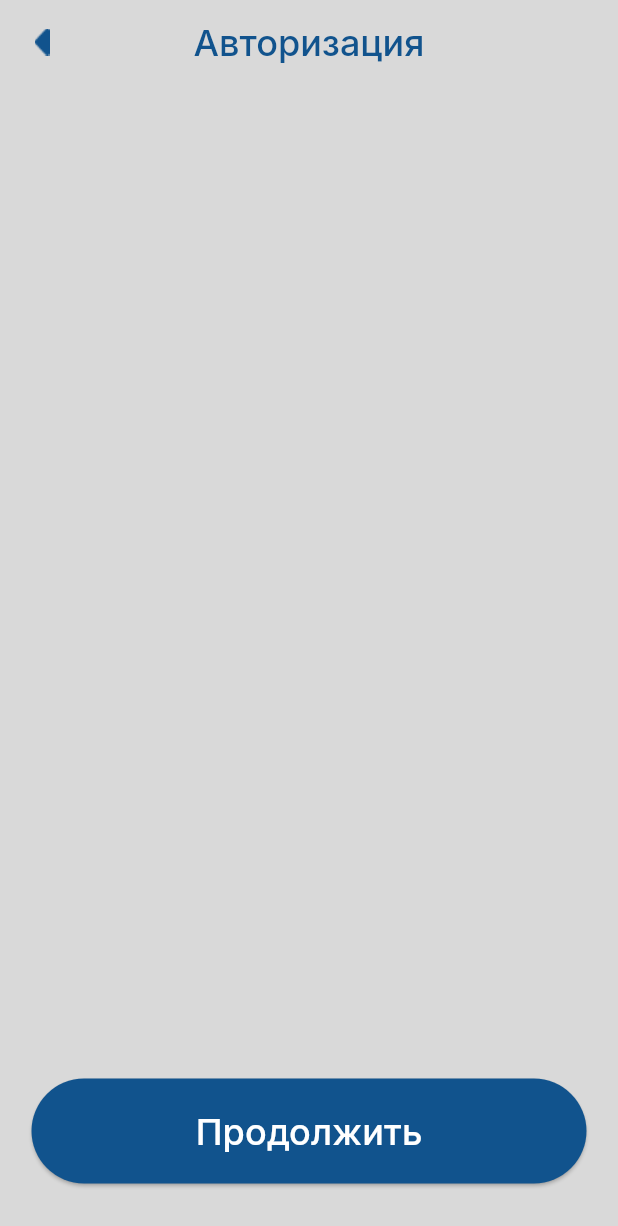
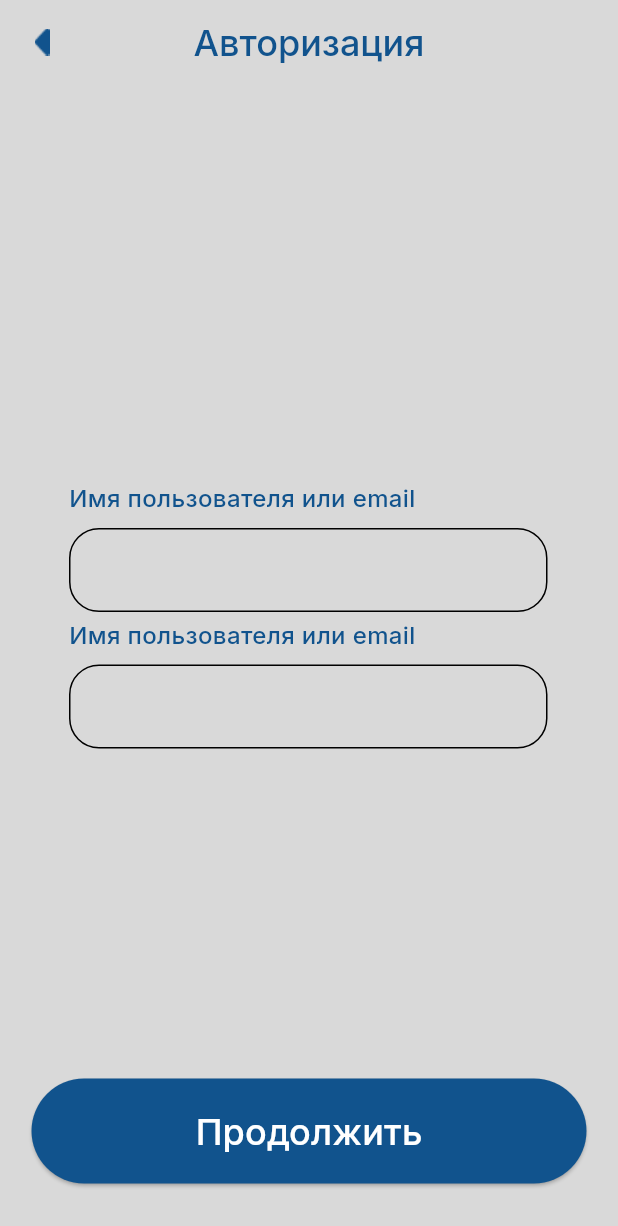
Before and after one commit to suzzzel/FitFlow, a Flutter app: the screen it shows after launch, after a tap on "Войти", on a phone screen of 412 x 824 dp. Shown: the top 1226 px of the screen. Run offline on Flutter 3.47's test engine with Material 3 defaults, Android fonts, the phone set to English and light mode, and no system bars; our stand-ins replace equatable, flutter_riverpod, go_router, google_fonts, riverpod_annotation, shared_preferences and 1 more; accounts and stored records are empty; generated files the repository leaves out were written again.

Commit message:
Working on auth 0.0.1

```diff
--- a/lib/features/auth/auth_state_new/data/repo/auth_state/authstate.dart
+++ /dev/null
@@ -1,12 +0,0 @@
-import 'package:fitflow/features/general_providers/supabase_provider.dart';
-import 'package:flutter_riverpod/flutter_riverpod.dart';
-import 'package:riverpod_annotation/riverpod_annotation.dart';
-import 'package:supabase_flutter/supabase_flutter.dart';
-
-part 'authstate.g.dart';
-
-@riverpod
-Stream<AuthState> authState(Ref ref) {
-  final supabaseClient = ref.watch(supabaseProvider);
-  return supabaseClient.auth.onAuthStateChange;
-}
--- /dev/null
+++ b/lib/features/auth/auth_state_new/domain/models/app_user_state.dart
@@ -0,0 +1,26 @@
+// ignore_for_file: public_member_api_docs, sort_constructors_first
+import 'package:equatable/equatable.dart';
+
+import 'package:fitflow/features/auth/auth_state_new/domain/models/app_user.dart';
+
+enum AppUserStateStatus { auth, unauth, unknown }
+
+class AppUserState extends Equatable {
+  final AppUserStateStatus status;
+  final AppUser? user;
+
+  const AppUserState._({
+    this.status = AppUserStateStatus.unknown,
+    this.user,
+  });
+
+  const AppUserState.unknown() : this._();
+
+  const AppUserState.auth(AppUser user)
+      : this._(status: AppUserStateStatus.auth, user: user);
+
+  const AppUserState.unauth() : this._(status: AppUserStateStatus.unauth);
+
+  @override
+  List<Object?> get props => [status, user];
+}
--- a/lib/features/auth/auth_state_new/data/repo/user_state/userstate.dart
+++ b/lib/features/auth/auth_state_new/new_logic/data/authstate_repo.dart
@@ -2,29 +2,31 @@ import 'dart:async';
 import 'dart:developer';
 
 import 'package:fitflow/features/auth/auth_state_new/domain/models/app_user.dart';
+import 'package:fitflow/features/auth/auth_state_new/domain/models/app_user_state.dart';
 import 'package:fitflow/features/general_providers/supabase_provider.dart';
 import 'package:flutter_riverpod/flutter_riverpod.dart';
 import 'package:riverpod_annotation/riverpod_annotation.dart';
 import 'package:supabase_flutter/supabase_flutter.dart';
 
-part 'userstate.g.dart';
+part 'authstate_repo.g.dart';
 
 @riverpod
-Stream<AppUser?> userState(Ref ref) {
-  final streamController = StreamController<AppUser?>();
+Stream<AppUserState> authStateNEW(Ref ref) {
+  final streamController = StreamController<AppUserState>();
   final supabaseClient = ref.watch(supabaseProvider);
   final authSubscription = supabaseClient.auth.onAuthStateChange.listen(
     (data) async {
       final Session? session = data.session;
       if (session != null) {
+        streamController.add(const AppUserState.unknown());
         final userData = await supabaseClient
             .from('users')
             .select()
             .eq('email', session.user.email!);
         final user = AppUser.fromMap(userData.first);
-        streamController.add(user);
+        streamController.add(AppUserState.auth(user));
       } else {
-        streamController.add(null);
+        streamController.add(const AppUserState.unauth());
       }
     },
   );
--- /dev/null
+++ b/lib/features/auth/presentation/general/custom_text_field.dart
@@ -0,0 +1,117 @@
+import 'package:flutter/material.dart';
+import 'package:google_fonts/google_fonts.dart';
+
+class CustomTextField extends StatelessWidget {
+  final TextEditingController controller;
+  final String? hintText;
+  final String labelText;
+  final bool obscureText;
+  final TextInputType keyboardType;
+  final Widget? suffixIcon;
+  final VoidCallback? onTap;
+  final Widget? prefixIcon;
+  final String? Function(String?)? validator;
+  final FocusNode? focusNode;
+  final String? errorMsg;
+  final String? Function(String?)? onChanged;
+  final ValueChanged<String>? onFieldSubmitted;
+  final Color? notAuthColor;
+  final Function(PointerDownEvent)? onTepOutside;
+
+  const CustomTextField({
+    super.key,
+    required this.controller,
+    this.hintText,
+    required this.labelText,
+    required this.obscureText,
+    required this.keyboardType,
+    this.suffixIcon,
+    this.onTap,
+    this.prefixIcon,
+    this.validator,
+    this.focusNode,
+    this.errorMsg,
+    this.onChanged,
+    this.onFieldSubmitted,
+    this.notAuthColor,
+    this.onTepOutside,
+  });
+
+  @override
+  Widget build(BuildContext context) {
+    return Column(
+      mainAxisSize: MainAxisSize.min,
+      crossAxisAlignment: CrossAxisAlignment.start,
+      children: [
+        Padding(
+          padding: const EdgeInsets.only(bottom: 8),
+          child: Text(
+            labelText,
+            style: GoogleFonts.inter(
+                color: Theme.of(context).colorScheme.secondary,
+                fontSize: 16,
+                fontWeight: FontWeight.w500),
+          ),
+        ),
+        SizedBox(
+          height: 60,
+          child: Stack(
+            children: [
+              TextFormField(
+                validator: validator,
+                controller: controller,
+                obscureText: obscureText,
+                keyboardType: keyboardType,
+                focusNode: focusNode,
+                onTap: onTap,
+                onTapOutside: onTepOutside,
+                onFieldSubmitted: onFieldSubmitted,
+                textInputAction: TextInputAction.next,
+                onChanged: onChanged,
+                style: GoogleFonts.inter(
+                    color: Theme.of(context).colorScheme.onSurface,
+                    fontSize: 16,
+                    fontWeight: FontWeight.w500),
+                decoration: InputDecoration(
+                    floatingLabelBehavior: FloatingLabelBehavior.always,
+                    suffixIcon: suffixIcon,
+                    prefixIcon: prefixIcon,
+                    enabledBorder: OutlineInputBorder(
+                      borderRadius: BorderRadius.circular(20),
+                      borderSide: BorderSide(
+                          color: notAuthColor ??
+                              Theme.of(context).colorScheme.onSurface),
+                    ),
+                    focusedBorder: OutlineInputBorder(
+                      borderRadius: BorderRadius.circular(20),
+                      borderSide: BorderSide(
+                          color: Theme.of(context).colorScheme.secondary),
+                    ),
+                    errorBorder: OutlineInputBorder(
+                      borderRadius: BorderRadius.circular(20),
+                      borderSide: BorderSide(
+                          color: Theme.of(context).colorScheme.secondary),
+                    ),
+                    focusedErrorBorder: OutlineInputBorder(
+                      borderRadius: BorderRadius.circular(20),
+                      borderSide: BorderSide(
+                          color: Theme.of(context).colorScheme.secondary),
+                    ),
+                    fillColor: Theme.of(context).colorScheme.surface,
+                    filled: true,
+                    hintText: hintText,
+                    hintStyle: GoogleFonts.notoSansMono(
+                        color: Theme.of(context).colorScheme.onSurface,
+                        fontSize: 8),
+                    errorText: errorMsg,
+                    errorStyle: GoogleFonts.notoSansMono(
+                        color: Theme.of(context).colorScheme.onSurface,
+                        fontSize: 7)),
+              ),
+            ],
+          ),
+        ),
+      ],
+    );
+  }
+}
--- a/lib/features/auth/presentation/sign_in_page/sign_in_main_widget.dart
+++ b/lib/features/auth/presentation/sign_in_page/sign_in_main_widget.dart
@@ -1,14 +1,26 @@
+import 'dart:developer';
+
 import 'package:fitflow/features/auth/auth_signIn/presentation/sign_in_button.dart';
+import 'package:fitflow/features/auth/presentation/general/custom_text_field.dart';
 import 'package:flutter/material.dart';
+import 'package:flutter_riverpod/flutter_riverpod.dart';
 import 'package:go_router/go_router.dart';
 import 'package:google_fonts/google_fonts.dart';
 
-class SignInMainWidget extends StatelessWidget {
+class SignInMainWidget extends ConsumerStatefulWidget {
   const SignInMainWidget({super.key});
+
+  @override
+  SignInMainWidgetState createState() => SignInMainWidgetState();
+}
+
+class SignInMainWidgetState extends ConsumerState<SignInMainWidget> {
+  final emailController = TextEditingController();
 
   @override
   Widget build(BuildContext context) {
     return Scaffold(
+      extendBodyBehindAppBar: true,
       appBar: AppBar(
         leading: IconButton(
             onPressed: () {
@@ -24,9 +36,10 @@ class SignInMainWidget extends StatelessWidget {
               fontWeight: FontWeight.w500),
         ),
       ),
-      body: const Stack(
+      body: Stack(
+        alignment: Alignment.center,
         children: [
-          Align(
+          const Align(
             alignment: Alignment.bottomCenter,
             child: Padding(
               padding: EdgeInsets.only(bottom: 35),
@@ -35,6 +48,36 @@ class SignInMainWidget extends StatelessWidget {
               ),
             ),
           ),
+          Column(
+            mainAxisSize: MainAxisSize.min,
+            crossAxisAlignment: CrossAxisAlignment.center,
+            mainAxisAlignment: MainAxisAlignment.center,
+            children: [
+              Padding(
+                padding: const EdgeInsets.only(left: 46, right: 47),
+                child: CustomTextField(
+                  controller: emailController,
+                  obscureText: false,
+                  keyboardType: TextInputType.emailAddress,
+                  labelText: 'Имя пользователя или email',
+                ),
+              ),
+              Padding(
+                padding: const EdgeInsets.only(left: 46, right: 47),
+                child: CustomTextField(
+                  controller: emailController,
+                  obscureText: false,
+                  keyboardType: TextInputType.emailAddress,
+                  labelText: 'Имя пользователя или email',
+                ),
+              ),
+            ],
+          ),
+          // ElevatedButton(
+          //     onPressed: () {
+          //       log(emailController.text);
+          //     },
+          //     child: Text('test'))
         ],
       ),
     );
--- a/lib/features/home/presentation/home_widget.dart
+++ b/lib/features/home/presentation/home_widget.dart
@@ -1,5 +1,5 @@
 import 'package:fitflow/features/auth/auth_signOut/presentation/sign_out_button.dart';
-import 'package:fitflow/features/auth/auth_state_new/data/repo/user_state/userstate.dart';
+import 'package:fitflow/features/auth/auth_state_new/new_logic/data/authstate_repo.dart';
 import 'package:fitflow/features/themes/data/models/theme_dark.dart';
 import 'package:fitflow/features/themes/domain/providers/theme_app_domain_provider.dart';
 import 'package:flutter/material.dart';
@@ -10,7 +10,7 @@ class HomeWidget extends ConsumerWidget {
 
   @override
   Widget build(BuildContext context, WidgetRef ref) {
-    final userState = ref.watch(userStateProvider);
+    final userState = ref.watch(authStateNEWProvider);
     final themeApp = ref.watch(themeProvider);
     return Scaffold(
       body: Center(
@@ -19,7 +19,7 @@ class HomeWidget extends ConsumerWidget {
           crossAxisAlignment: CrossAxisAlignment.center,
           children: [
             SignOutButton(),
-            Text('${userState.value!.email}'),
+            Text('${userState.value!.user!.email!}'),
             Switch(
                 value: themeApp == darkTheme,
                 onChanged: (newValue) {
--- a/lib/features/themes/data/repo/theme_app_data_repo.dart
+++ b/lib/features/themes/data/repo/theme_app_data_repo.dart
@@ -23,10 +23,8 @@ class ThemeAppDataRepo extends StateNotifier<ThemeData>
 
   @override
   Future<void> loadTheme() async {
-    log('load theme');
     final sp = await SharedPreferences.getInstance();
     final theme = sp.getString('themeApp');
-    log(theme ?? 'null');
     if (theme != null) {
       state = theme == 'dark' ? darkTheme : lightTheme;
     }
--- a/lib/navigation/router.dart
+++ b/lib/navigation/router.dart
@@ -1,6 +1,6 @@
 import 'dart:developer';
-import 'package:fitflow/features/auth/auth_state_new/data/repo/auth_state/authstate.dart';
-import 'package:fitflow/features/auth/auth_state_new/data/repo/user_state/userstate.dart';
+import 'package:fitflow/features/auth/auth_state_new/domain/models/app_user_state.dart';
+import 'package:fitflow/features/auth/auth_state_new/new_logic/data/authstate_repo.dart';
 import 'package:fitflow/features/auth/presentation/sign_in_page/sign_in_main_widget.dart';
 import 'package:fitflow/navigation/paths.dart';
 import 'package:fitflow/features/auth/presentation/auth_main_widget.dart';
@@ -15,34 +15,33 @@ part 'router.g.dart';
 
 @riverpod
 GoRouter router(Ref ref) {
-  final userState = ref.watch(userStateProvider);
-  final authState = ref.watch(authStateProvider);
+  final authStateNew = ref.watch(authStateNEWProvider);
 
   return GoRouter(
     initialLocation: '/loading',
     redirect: (context, state) {
-      return userState.when(data: (user) {
-        final user = userState.value != null;
-        final authStateFromSupabase = authState.value?.event;
-        log(authStateFromSupabase.toString());
-        switch (state.matchedLocation) {
-          case RouterPath.LOADING:
-            if (user) {
-              return RouterPath.HOME;
+      return authStateNew.when(data: (stateUser) {
+        final status = stateUser.status.name;
+        switch (status) {
+          case 'auth':
+            switch (state.matchedLocation) {
+              case RouterPath.LOADING:
+                return RouterPath.HOME;
+              default:
+                return null;
+            }
+          case 'unauth':
+            if (state.matchedLocation == RouterPath.LOADING) {
+              return RouterPath.NOTLOGIN;
             } else {
-              return RouterPath.NOTLOGIN;
+              return null;
             }
-          case RouterPath.HOME:
-            if (user) {
-              return null;
-            } else {
-              return RouterPath.NOTLOGIN;
-            }
-          default:
+          case 'unknown':
             return null;
         }
+        return null;
       }, error: (e, st) {
-        log('error redirect');
+        log('ERROR');
         return null;
       }, loading: () {
         log('loading redirect');
```
Also changed, not shown: lib/features/auth/auth_state_new/data/repo/auth_state/authstate.g.dart (deleted), lib/features/auth/auth_state_new/new_logic/data/authstate_repo.g.dart, lib/navigation/router.g.dart, 2 other files.
